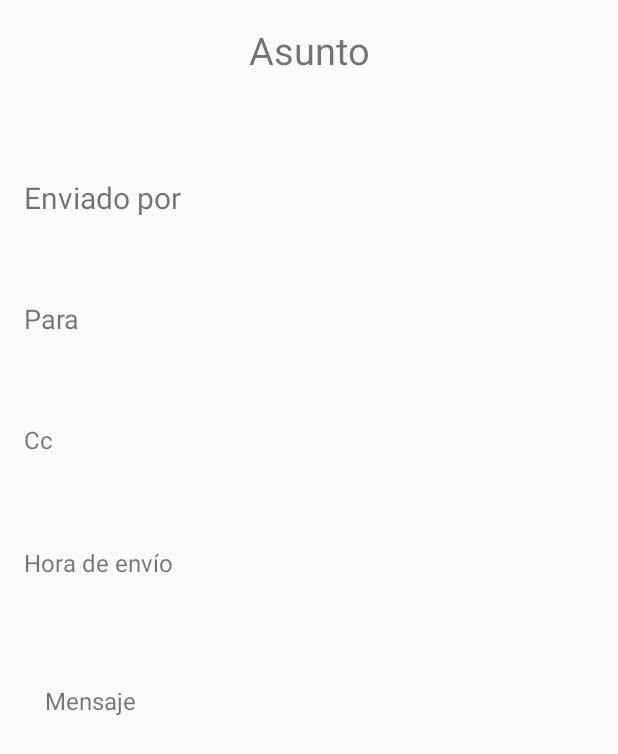
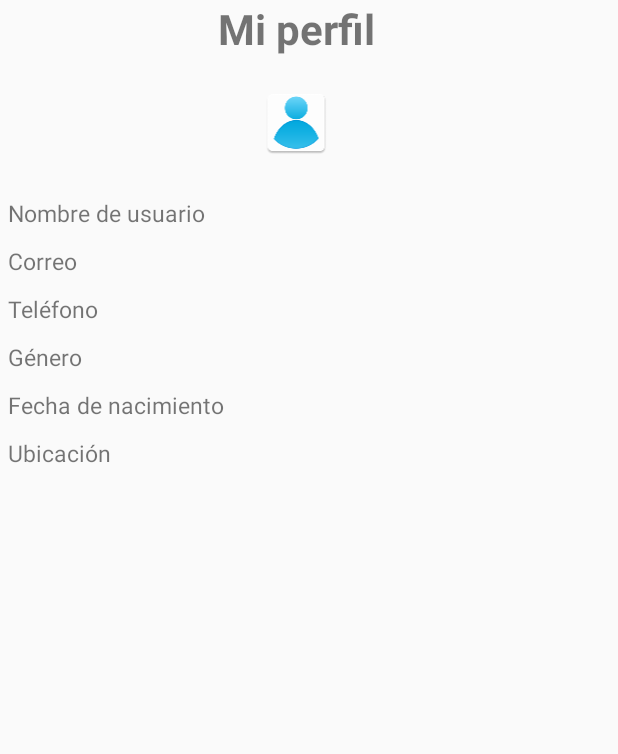
Before and after one commit to SoftwareArchitectureMail/sam_android_client, an Android app: the layout activity_view_user.xml on its own in the app's theme, with its tools: preview values and no code run, on a phone screen of 412 x 824 dp. Shown: the top 754 px of the screen. Run offline under Robolectric (Android 15) with nearby library versions, the phone set to English and light mode, and no system bars; network calls fail.

Commit message:
Vista perfil

```diff
--- a/app/src/main/res/layout/activity_view_user.xml
+++ b/app/src/main/res/layout/activity_view_user.xml
@@ -6,87 +6,77 @@
     android:layout_height="match_parent"
     tools:context="com.sam.teamd.samandroidclient.ui.ViewMailActivity">
 
-    <TextView
-        android:id="@+id/txt_view_mail_message_subject"
-        android:layout_width="0dp"
-        android:layout_height="40dp"
-        android:layout_marginEnd="40dp"
-        android:layout_marginLeft="40dp"
-        android:layout_marginRight="40dp"
-        android:layout_marginStart="40dp"
-        android:layout_marginTop="16dp"
-        android:text="@string/view_mail_message_subject_txt"
-        android:textAlignment="center"
-        android:textSize="25sp"
-        app:layout_constraintHorizontal_bias="0.0"
-        app:layout_constraintLeft_toLeftOf="parent"
-        app:layout_constraintRight_toRightOf="parent"
-        app:layout_constraintTop_toTopOf="parent" />
 
-    <TextView
-        android:id="@+id/txt_view_mail_message_sender"
-        android:layout_width="wrap_content"
-        android:layout_height="30dp"
-        android:layout_marginLeft="16dp"
-        android:layout_marginStart="16dp"
-        android:layout_marginTop="10dp"
-        android:text="@string/view_mail_message_sender_txt"
-        android:textSize="20sp"
-        app:layout_constraintBottom_toTopOf="@+id/txt_view_mail_message_recipient"
-        app:layout_constraintLeft_toLeftOf="parent"
-        app:layout_constraintTop_toBottomOf="@+id/txt_view_mail_message_subject"
-        app:layout_constraintVertical_bias="0.6"
-        tools:ignore="RtlHardcoded" />
+    <LinearLayout
+        android:layout_width="395dp"
+        android:layout_height="587dp"
+        android:orientation="vertical"
+        tools:layout_editor_absoluteX="6dp"
+        tools:layout_editor_absoluteY="6dp">
 
-    <TextView
-        android:id="@+id/txt_view_mail_message_recipient"
-        android:layout_width="wrap_content"
-        android:layout_height="30dp"
-        android:text="@string/view_mail_message_recipient_txt"
-        android:textAlignment="center"
-        android:textSize="18sp"
-        app:layout_constraintBottom_toTopOf="@+id/txt_view_mail_message_cc"
-        app:layout_constraintLeft_toLeftOf="@+id/txt_view_mail_message_sender"
-        app:layout_constraintTop_toBottomOf="@+id/txt_view_mail_message_sender" />
+        <TextView
+            android:id="@+id/textView"
+            android:layout_width="match_parent"
+            android:layout_height="wrap_content"
+            android:text="@string/view_user_title"
+            android:textAlignment="center"
+            android:textStyle="bold"
+            android:textSize="28sp"/>
 
-    <TextView
-        android:id="@+id/txt_view_mail_message_cc"
-        android:layout_width="wrap_content"
-        android:layout_height="30dp"
-        android:layout_marginLeft="0dp"
-        android:text="@string/view_mail_message_cc_txt"
-        android:textAlignment="center"
-        android:textSize="16sp"
-        app:layout_constraintBottom_toTopOf="@+id/txt_view_mail_message_sent_date"
-        app:layout_constraintLeft_toLeftOf="@+id/txt_view_mail_message_recipient"
-        app:layout_constraintTop_toBottomOf="@+id/txt_view_mail_message_recipient"
-        tools:ignore="RtlHardcoded" />
+        <ImageView
+            android:id="@+id/imageView3"
+            android:layout_width="match_parent"
+            android:layout_height="wrap_content"
+            app:srcCompat="@mipmap/ic_user"
+            android:padding="20sp"/>
 
-    <TextView
-        android:id="@+id/txt_view_mail_message_body"
-        android:layout_width="320dp"
-        android:layout_height="300dp"
-        android:layout_marginBottom="16dp"
-        android:layout_marginLeft="30dp"
-        android:layout_marginRight="30dp"
-        android:text="@string/view_mail_message_body_txt"
-        android:textSize="16sp"
-        app:layout_constraintBottom_toBottomOf="parent"
-        app:layout_constraintHorizontal_bias="0.0"
-        app:layout_constraintLeft_toLeftOf="parent"
-        app:layout_constraintRight_toRightOf="parent"
-        app:layout_constraintTop_toBottomOf="@+id/txt_view_mail_message_sent_date"
-        tools:layout_editor_absoluteY="173dp" />
+        <TextView
+            android:id="@+id/textView13"
+            android:layout_width="match_parent"
+            android:layout_height="wrap_content"
+            android:text="@string/view_user_full_name"
+            android:textSize="15sp"
+            android:padding="5sp"/>
 
-    <TextView
-        android:id="@+id/txt_view_mail_message_sent_date"
-        android:layout_width="wrap_content"
-        android:layout_height="30dp"
-        android:layout_marginBottom="10dp"
-        android:text="@string/view_mail_message_sent_date_txt"
-        android:textAlignment="center"
-        android:textSize="16sp"
-        app:layout_constraintBottom_toTopOf="@+id/txt_view_mail_message_body"
-        app:layout_constraintLeft_toLeftOf="@+id/txt_view_mail_message_cc"
-        app:layout_constraintTop_toBottomOf="@+id/txt_view_mail_message_cc" />
+        <TextView
+            android:id="@+id/textView14"
+            android:layout_width="match_parent"
+            android:layout_height="wrap_content"
+            android:text="@string/view_email"
+            android:textSize="15sp"
+            android:padding="5sp"/>
+
+        <TextView
+            android:id="@+id/textView15"
+            android:layout_width="match_parent"
+            android:layout_height="wrap_content"
+            android:text="@string/view_mobile_phone"
+            android:textSize="15sp"
+            android:padding="5sp"/>
+
+        <TextView
+            android:id="@+id/textView16"
+            android:layout_width="match_parent"
+            android:layout_height="wrap_content"
+            android:text="@string/view_gender"
+            android:textSize="15sp"
+            android:padding="5sp"/>
+
+        <TextView
+            android:id="@+id/textView17"
+            android:layout_width="match_parent"
+            android:layout_height="wrap_content"
+            android:text="@string/view_birth_date"
+            android:textSize="15sp"
+            android:padding="5sp"/>
+
+        <TextView
+            android:id="@+id/textView18"
+            android:layout_width="match_parent"
+            android:layout_height="wrap_content"
+            android:text="@string/view_place"
+            android:textSize="15sp"
+            android:padding="5sp"/>
+
+    </LinearLayout>
 </android.support.constraint.ConstraintLayout>
--- a/app/src/main/res/layout/list_content_home.xml
+++ b/app/src/main/res/layout/list_content_home.xml
@@ -36,7 +36,8 @@
             android:text="@string/view_mail_message_sender_txt"
             android:textColor="@android:color/black"
             android:textSize="50px"
-            android:textStyle="bold" />
+            android:textStyle="bold"
+            android:textAlignment="center"/>
 
         <TextView
             android:id="@+id/textView_subject"
@@ -45,7 +46,8 @@
             android:text="@string/view_mail_message_subject_txt"
             android:textColor="@android:color/black"
             android:textSize="40px"
-            android:textStyle="italic" />
+            android:textStyle="italic"
+            android:textAlignment="center"/>
 
         <TextView
             android:id="@+id/textView_content"
@@ -74,13 +76,25 @@
             android:textSize="35px"
             android:layout_weight="1" />
 
-        <TextView
-            android:id="@+id/icon_urgent"
+        <LinearLayout
             android:layout_width="match_parent"
-            android:layout_height="wrap_content"
-            android:textColor="#FE2E2E"
-            android:textSize="35px"
-            android:layout_weight="0.36" />
+            android:layout_height="22dp">
+
+            <TextView
+                android:id="@+id/icon_urgent"
+                android:layout_width="35dp"
+                android:layout_height="match_parent"
+                android:textColor="#FE2E2E"
+                android:textSize="20px" />
+
+            <TextView
+                android:id="@+id/icon_attachment"
+                android:layout_width="35dp"
+                android:layout_height="match_parent"
+                android:padding="5px"
+                android:textSize="35px" />
+
+        </LinearLayout>
 
     </LinearLayout>
 
--- a/app/src/main/res/layout/nav_header_home.xml
+++ b/app/src/main/res/layout/nav_header_home.xml
@@ -24,7 +24,7 @@
         android:layout_width="match_parent"
         android:layout_height="wrap_content"
         android:paddingTop="@dimen/nav_header_vertical_spacing"
-        android:text="@string/view_full_name"
+        android:text="@string/view_user_full_name"
         android:textAppearance="@style/TextAppearance.AppCompat.Body1" />
 
     <TextView
--- a/app/src/main/res/values/strings.xml
+++ b/app/src/main/res/values/strings.xml
@@ -56,9 +56,14 @@
     <string name="view_mail_message_body_txt">"Mensaje"</string>
     <string name="send_mail_view_confirmation_txt">"Confirmación de lectura"</string>
     <string name="send_mail_urgent_txt">"Urgente"</string>
-    <string name="view_full_name">"Nombre de usuario"</string>
-    <string name="view_email">Correo</string>>
+    <string name="view_user_full_name">"Nombre de usuario"</string>
+    <string name="view_email">Correo</string>
+    <string name="view_mobile_phone">"Teléfono"</string>
+    <string name="view_gender">Género</string>
+    <string name="view_birth_date">"Fecha de nacimiento"</string>
+    <string name="view_place">Ubicación</string>
     <string name="view_bar">"Mis mensajes"</string>
+    <string name="view_user_title">"Mi perfil"</string>
 
     <!-- Errors Text -->
     <string name="empty_fielf_error">"Este campo no puede estar vacío "</string>
```
